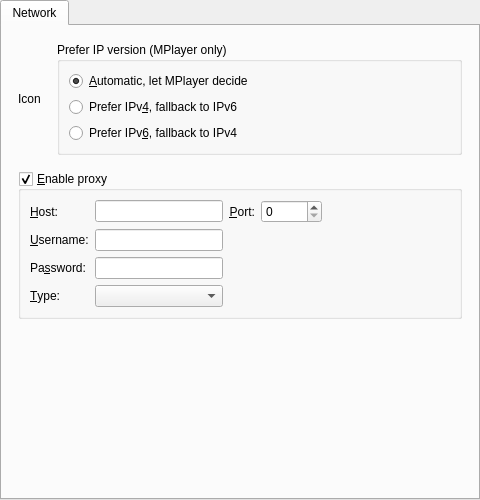
The window that src/gui/pref/network.ui (wilbert2000/wzplayer) describes before a commit, drawn with Qt 5.
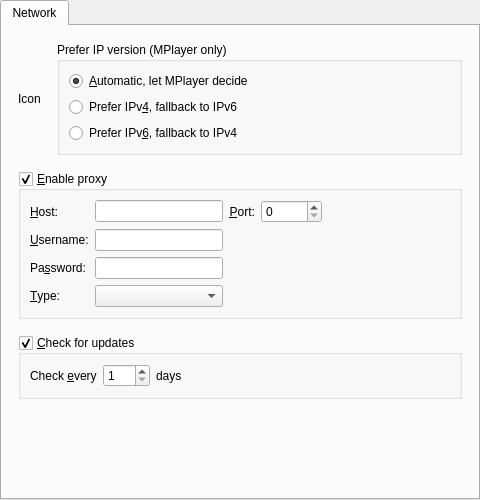
The same window after the commit.

Commit message: Merge section updates into section network

The edit to the form file:
```diff
--- a/src/gui/pref/network.ui
+++ b/src/gui/pref/network.ui
@@ -217,6 +217,64 @@
          <zorder>proxy_type_combo</zorder>
         </widget>
        </item>
+       <item>
+        <widget class="QGroupBox" name="update_group">
+         <property name="title">
+          <string>&amp;Check for updates</string>
+         </property>
+         <property name="flat">
+          <bool>true</bool>
+         </property>
+         <property name="checkable">
+          <bool>true</bool>
+         </property>
+         <layout class="QHBoxLayout" name="horizontalLayout_3">
+          <item>
+           <widget class="QLabel" name="label">
+            <property name="enabled">
+             <bool>true</bool>
+            </property>
+            <property name="text">
+             <string>Check &amp;every</string>
+            </property>
+            <property name="buddy">
+             <cstring>days_spin</cstring>
+            </property>
+           </widget>
+          </item>
+          <item>
+           <widget class="QSpinBox" name="days_spin">
+            <property name="minimum">
+             <number>1</number>
+            </property>
+            <property name="maximum">
+             <number>365</number>
+            </property>
+           </widget>
+          </item>
+          <item>
+           <widget class="QLabel" name="label_7">
+            <property name="text">
+             <string>days</string>
+            </property>
+           </widget>
+          </item>
+          <item>
+           <spacer name="horizontalSpacer_3">
+            <property name="orientation">
+             <enum>Qt::Horizontal</enum>
+            </property>
+            <property name="sizeHint" stdset="0">
+             <size>
+              <width>40</width>
+              <height>20</height>
+             </size>
+            </property>
+           </spacer>
+          </item>
+         </layout>
+        </widget>
+       </item>
        <item>
         <spacer name="verticalSpacer">
          <property name="orientation">
```
The commit also changes 7 other files.
